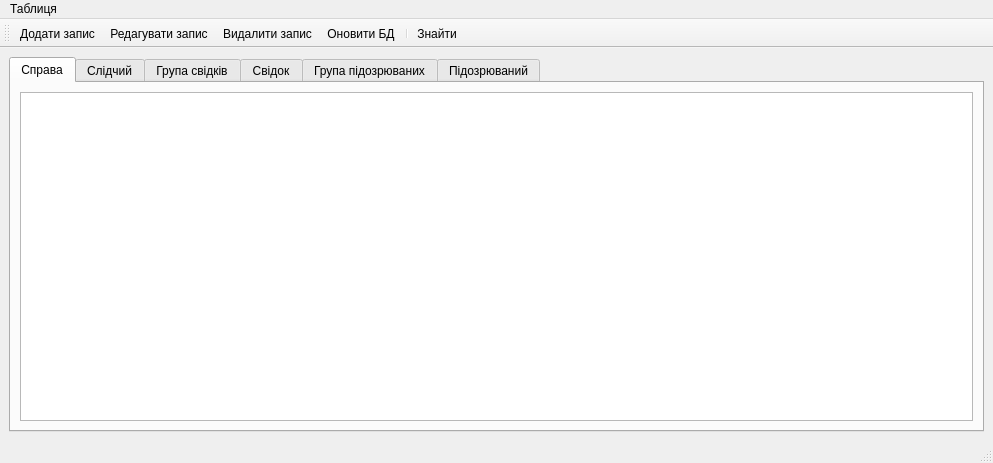
Before: the Qt Designer form DataBase/databasewindow.ui in Mikeost/Course-work-4, drawn with Qt 5.
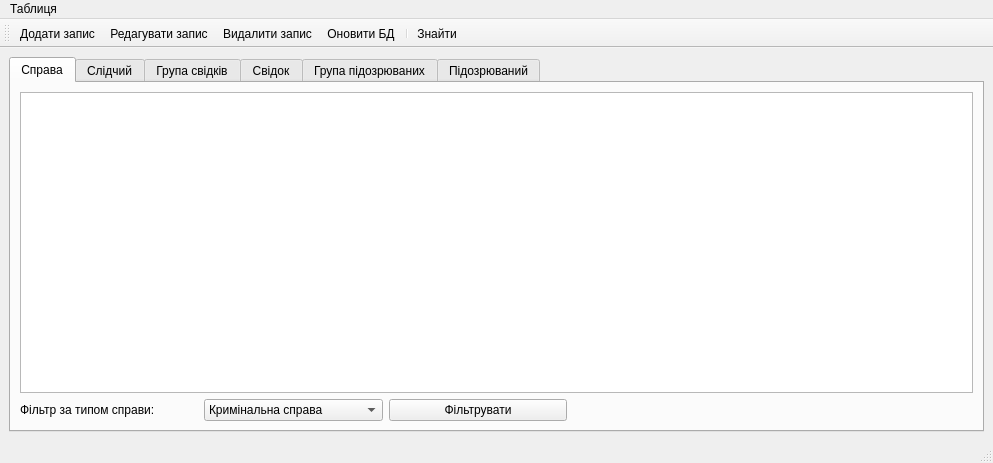
After: the same form once the commit is applied. The open tabs and pages were chosen to show the change. Icons and pictures are not drawn.

```diff
--- a/DataBase/databasewindow.ui
+++ b/DataBase/databasewindow.ui
@@ -15,7 +15,7 @@
   </property>
   <widget class="QWidget" name="centralwidget">
    <layout class="QGridLayout" name="gridLayout">
-    <item row="0" column="0">
+    <item row="1" column="0">
      <widget class="QTabWidget" name="tabWidget">
       <property name="currentIndex">
        <number>4</number>
@@ -25,7 +25,59 @@
         <string>Справа</string>
        </attribute>
        <layout class="QGridLayout" name="gridLayout_2">
-        <item row="0" column="0">
+        <item row="1" column="2">
+         <widget class="QPushButton" name="filterTypePushButton">
+          <property name="text">
+           <string>Фільтрувати</string>
+          </property>
+          <property name="checkable">
+           <bool>true</bool>
+          </property>
+         </widget>
+        </item>
+        <item row="1" column="1">
+         <widget class="QComboBox" name="filterTypeComboBox">
+          <item>
+           <property name="text">
+            <string>Кримінальна справа</string>
+           </property>
+          </item>
+          <item>
+           <property name="text">
+            <string>Цивільна справа</string>
+           </property>
+          </item>
+          <item>
+           <property name="text">
+            <string>Адміністративна справа</string>
+           </property>
+          </item>
+         </widget>
+        </item>
+        <item row="1" column="0">
+         <widget class="QLabel" name="filterTypeLabel">
+          <property name="text">
+           <string>Фільтр за типом справи:</string>
+          </property>
+         </widget>
+        </item>
+        <item row="1" column="3">
+         <spacer name="horizontalSpacer">
+          <property name="orientation">
+           <enum>Qt::Horizontal</enum>
+          </property>
+          <property name="sizeType">
+           <enum>QSizePolicy::Fixed</enum>
+          </property>
+          <property name="sizeHint" stdset="0">
+           <size>
+            <width>400</width>
+            <height>20</height>
+           </size>
+          </property>
+         </spacer>
+        </item>
+        <item row="0" column="0" colspan="4">
          <widget class="QTableView" name="criminalCaseTableView">
           <property name="selectionMode">
            <enum>QAbstractItemView::ExtendedSelection</enum>
```
Left out of the diff: 207 changed lines with no effect on the pictures.
